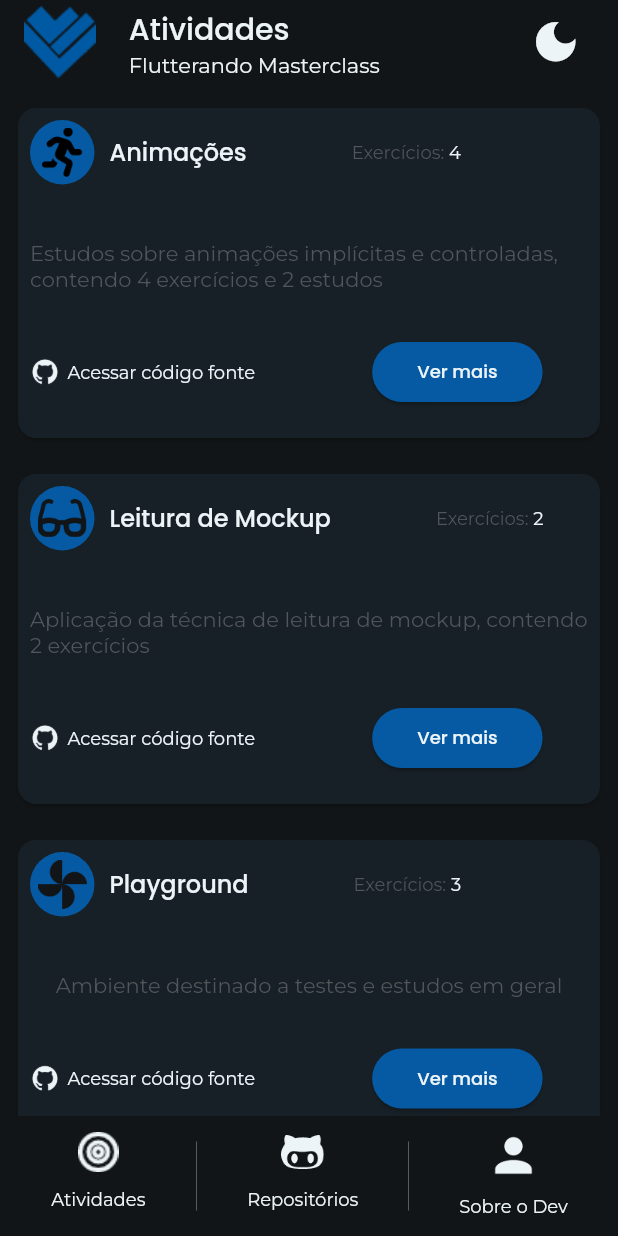
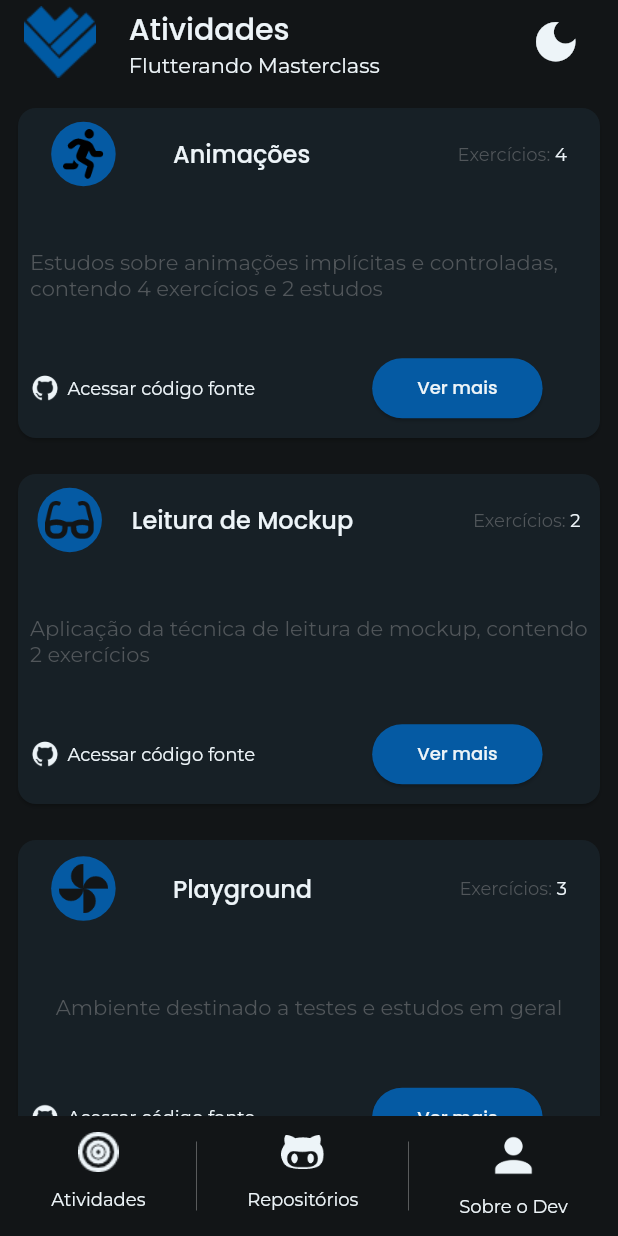
Before and after one commit to VanessaSantos28/profile_masterclass, a Flutter app: the screen it shows after launch, on a phone screen of 412 x 824 dp. Run offline on Flutter 3.47's test engine with Material 2 defaults, Android fonts, the phone set to English and light mode, and no system bars; our stand-ins replace google_fonts.

```diff
--- a/lib/main.dart
+++ b/lib/main.dart
@@ -3,6 +3,8 @@ import 'package:google_fonts/google_fonts.dart';
 import 'package:masterclass_app_exercicios/modules/home/home_page.dart';
 
 import 'package:masterclass_app_exercicios/shared/contants.dart';
+
+import 'modules/splash/splash_page.dart';
 
 void main() {
   runApp(const MyApp());
@@ -27,7 +29,11 @@ class MyApp extends StatelessWidget {
         textTheme: GoogleFonts.poppinsTextTheme(Theme.of(context).textTheme),
         useMaterial3: true,
       ),
-      home: const HomePage(),
+      initialRoute: '/splash',
+      routes: {
+        '/splash': (_) => const SplashPage(),
+        '/homePage': (_) => HomePage(),
+      },
     );
   }
 }
--- a/lib/modules/home/home_page.dart
+++ b/lib/modules/home/home_page.dart
@@ -6,19 +6,7 @@ import 'package:masterclass_app_exercicios/widgets/card.dart';
 import '../../widgets/app_bar_Widget.dart';
 
 class HomePage extends StatelessWidget {
-  const HomePage({super.key});
-
-  @override
-  Widget build(BuildContext context) {
-    return Scaffold(
-      backgroundColor: const Color(0xff121517),
-      appBar: const PreferredSize(
-        preferredSize: Size.fromHeight(60),
-        child: AppBarWidget(appBarTitle: "Atividades"),
-      ),
-      body: SingleChildScrollView(
-        child: Column(
-          children: [
+  final modelsCard = [
     CardActivities(
       title: "Animações",
       description:
@@ -39,8 +27,19 @@ class HomePage extends StatelessWidget {
       numberExercises: 3,
       imageCardTitle: AppImages.toys,
     ),
-          ],
+  ];
+  HomePage({super.key});
+
+  @override
+  Widget build(BuildContext context) {
+    return Scaffold(
+      backgroundColor: const Color(0xff121517),
+      appBar: const PreferredSize(
+        preferredSize: Size.fromHeight(60),
+        child: AppBarWidget(appBarTitle: "Atividades"),
       ),
+      body: SingleChildScrollView(
+        child: Column(children: modelsCard),
       ),
       bottomNavigationBar: const BottomButton(),
     );
--- a/lib/shared/button.dart
+++ b/lib/shared/button.dart
@@ -27,7 +27,7 @@ class Button extends StatelessWidget {
               if (iconImage == AppImages.target) {
                 Navigator.pushAndRemoveUntil(
                     context,
-                    MaterialPageRoute(builder: (context) => const HomePage()),
+                    MaterialPageRoute(builder: (context) => HomePage()),
                     (route) => false);
               } else if (iconImage == AppImages.githubIcon) {
                 Navigator.pushAndRemoveUntil(
--- a/lib/widgets/card.dart
+++ b/lib/widgets/card.dart
@@ -21,14 +21,16 @@ class CardActivities extends StatelessWidget {
     return Padding(
       padding: const EdgeInsets.all(8.0),
       child: Card(
-        color: const Color(0xFF172026),
+        color: kCardColor,
         child: Container(
           padding: const EdgeInsets.all(8),
           width: 400,
           height: 220,
           child: Column(
+            mainAxisAlignment: MainAxisAlignment.spaceAround,
             children: [
               Row(
+                mainAxisAlignment: MainAxisAlignment.spaceEvenly,
                 children: [
                   Container(
                     padding: const EdgeInsets.all(5),
```
Also changed, not shown: lib/modules/Profile/profile_habilities.dart (+9 -24 lines), lib/modules/Profile/profile_page.dart (+73 -13 lines), lib/modules/splash/splash_page.dart (+22 -6 lines). Lines whose indentation alone changed are shown as unchanged.
